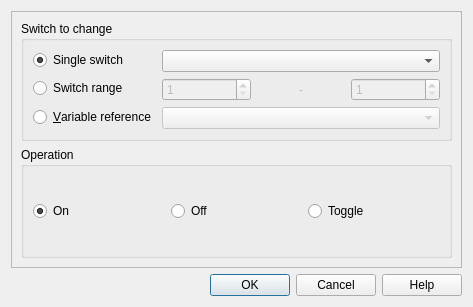
This is src/ui/commands/switch_operations_widget.ui in EasyRPG/Editor as Qt 5 draws it before an edit. The edited form follows.
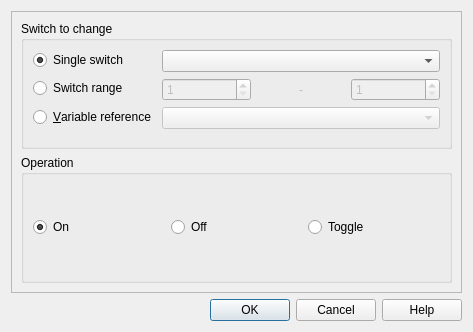
This is the edited form. Custom widgets are drawn as their Qt base class.

```diff
--- a/src/ui/commands/switch_operations_widget.ui
+++ b/src/ui/commands/switch_operations_widget.ui
@@ -10,7 +10,7 @@
     <x>0</x>
     <y>0</y>
     <width>473</width>
-    <height>307</height>
+    <height>332</height>
    </rect>
   </property>
   <property name="windowTitle">
```
